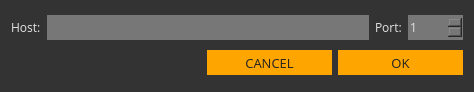
Old version of the form src/gui/ui/newpooldialog.ui in the repository ConcealNetwork/conceal-desktop.
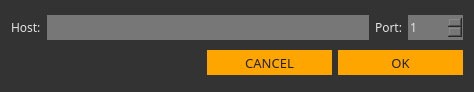
New version of the form.

Patch:
```diff
--- a/src/gui/ui/newpooldialog.ui
+++ b/src/gui/ui/newpooldialog.ui
@@ -25,7 +25,7 @@
       <widget class="QLabel" name="label">
        <property name="font">
         <font>
-         <family>Open Sans</family>
+         <family>Poppins</family>
          <pointsize>9</pointsize>
         </font>
        </property>
@@ -44,7 +44,7 @@
        </property>
        <property name="font">
         <font>
-         <family>Open Sans</family>
+         <family>Poppins</family>
          <pointsize>9</pointsize>
         </font>
        </property>
@@ -57,7 +57,7 @@
       <widget class="QLabel" name="label_2">
        <property name="font">
         <font>
-         <family>Open Sans</family>
+         <family>Poppins</family>
          <pointsize>9</pointsize>
         </font>
        </property>
@@ -76,7 +76,7 @@
        </property>
        <property name="font">
         <font>
-         <family>Open Sans</family>
+         <family>Poppins</family>
          <pointsize>9</pointsize>
         </font>
        </property>
@@ -118,7 +118,7 @@
        </property>
        <property name="font">
         <font>
-         <family>Open Sans</family>
+         <family>Poppins</family>
          <pointsize>10</pointsize>
         </font>
        </property>
@@ -140,7 +140,7 @@
        </property>
        <property name="font">
         <font>
-         <family>Open Sans</family>
+         <family>Poppins</family>
          <pointsize>10</pointsize>
         </font>
        </property>
```
